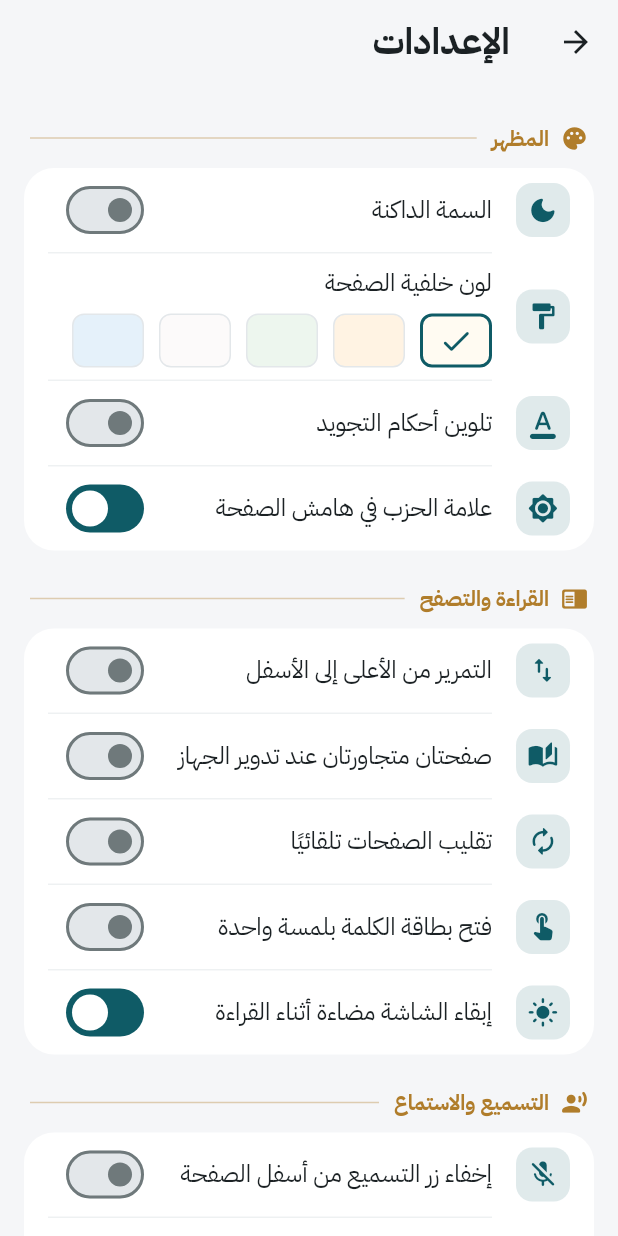
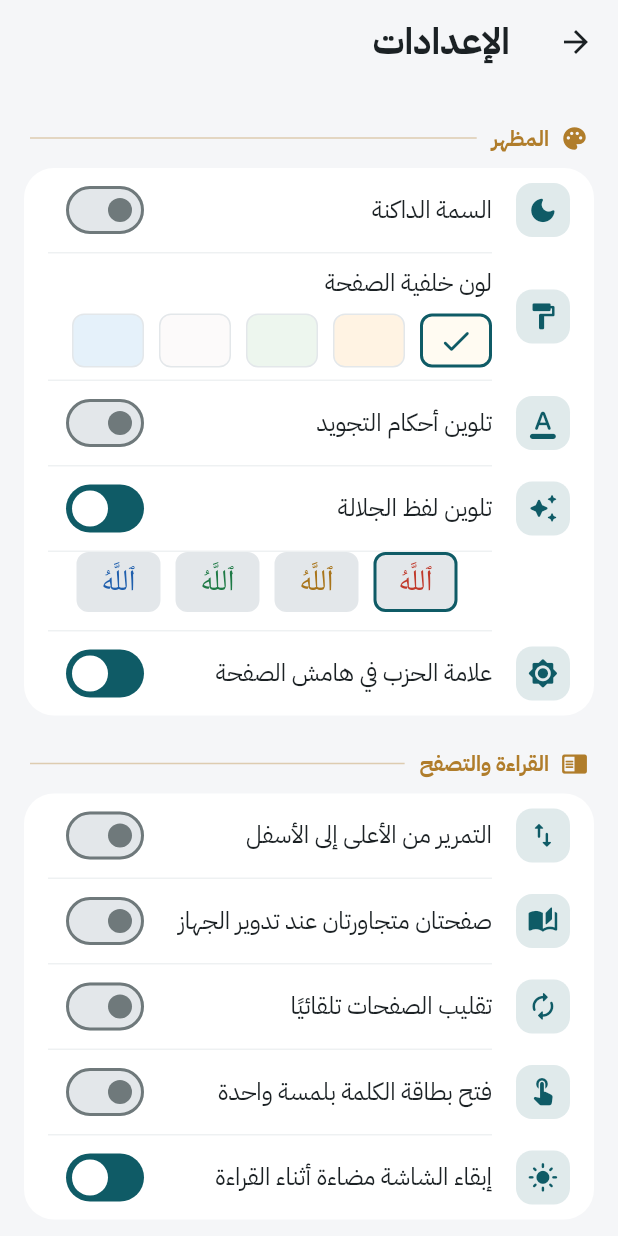
Before and after one commit to afhomsi/Quran, a Flutter app: the SettingsScreen screen opened directly, on a phone screen of 412 x 824 dp. Run offline on Flutter 3.47's test engine with Material 3 defaults, Android fonts, the phone set to English and light mode, and no system bars; our stand-ins replace flutter_riverpod, just_audio, pdf, share_plus, shared_preferences, speech_to_text and 1 more; accounts and stored records are empty; Roboto replaces fonts that are missing (Madina).

Commit message:
Colour the name of Allah in the mushaf
Lafz al-jalala (2699 times, and ٱللَّهُمَّ 5 times) is shown in its own
colour on the mushaf pages and in the basmala, over the tajweed colours,
in day and night mode. Settings get an on/off switch (on by default)
and a choice of red, gold, green or blue.

Co-Authored-By: Claude Opus 5.5 (1M context) <noreply@anthropic.com>
Claude-Session: https://claude.ai/code/session_01WFH42a78YH2GRFp7WfwBJR

```diff
--- a/lib/features/mushaf/mushaf_screen.dart
+++ b/lib/features/mushaf/mushaf_screen.dart
@@ -800,6 +800,9 @@ class _PageSlot extends ConsumerWidget {
     final tajweed = ref.watch(settingsProvider.select((s) => s.tajweedColors))
         ? ref.watch(tajweedProvider).value
         : null;
+    final jalala = ref.watch(
+      settingsProvider.select((s) => s.jalalaColors ? s.jalalaColor : null),
+    );
     final hizb = (rub - 1) ~/ 4 + 1;
     final surah = surahs[page.firstAyah.surah - 1];
     return LayoutBuilder(
@@ -886,6 +889,7 @@ class _PageSlot extends ConsumerWidget {
                   recitedWords: recitedWords,
                   showHizbMarks: showHizbMarks,
                   tajweed: tajweed,
+                  jalala: jalala,
                   onAyahTap: onAyahTap,
                   onAyahLongPress: onAyahLongPress,
                 ),
--- a/lib/features/settings/settings_screen.dart
+++ b/lib/features/settings/settings_screen.dart
@@ -6,6 +6,7 @@ import '../../audio/ayah_audio.dart';
 import '../../data/backup.dart';
 import '../../data/khatma.dart';
 import '../../data/marks.dart';
+import '../../data/mushaf_text.dart';
 import '../../data/recitation_history.dart';
 import '../../data/reading_state.dart';
 import '../../l10n/strings.dart';
@@ -53,6 +54,17 @@ class SettingsScreen extends ConsumerWidget {
                 value: settings.tajweedColors,
                 onChanged: (v) => update((s) => s.copyWith(tajweedColors: v)),
               ),
+              _Switch(
+                icon: Icons.auto_awesome_rounded,
+                title: t.jalala,
+                value: settings.jalalaColors,
+                onChanged: (v) => update((s) => s.copyWith(jalalaColors: v)),
+              ),
+              if (settings.jalalaColors)
+                _JalalaColorPicker(
+                  selected: settings.jalalaColor,
+                  onSelected: (c) => update((s) => s.copyWith(jalalaColor: c)),
+                ),
               _Switch(
                 icon: Icons.brightness_7_rounded,
                 title: t.showHizbMarks,
@@ -374,6 +386,66 @@ class _PageColorPicker extends StatelessWidget {
   }
 }
 
+/// The colours for the name of Allah, each shown on the word itself.
+class _JalalaColorPicker extends StatelessWidget {
+  const _JalalaColorPicker({required this.selected, required this.onSelected});
+
+  final JalalaColor selected;
+  final ValueChanged<JalalaColor> onSelected;
+
+  @override
+  Widget build(BuildContext context) {
+    final t = S.of(context);
+    final colors = Theme.of(context).colorScheme;
+    final dark = Theme.of(context).brightness == Brightness.dark;
+    return Padding(
+      padding: const EdgeInsetsDirectional.fromSTEB(72, 0, 16, 12),
+      child: Wrap(
+        spacing: 10,
+        runSpacing: 8,
+        children: [
+          for (final c in JalalaColor.values)
+            Semantics(
+              button: true,
+              selected: c == selected,
+              label: t.jalalaColorName(c),
+              child: InkWell(
+                key: ValueKey('jalala-color-${c.name}'),
+                borderRadius: BorderRadius.circular(8),
+                onTap: () => onSelected(c),
+                child: Container(
+                  width: 56,
+                  height: 40,
+                  alignment: Alignment.center,
+                  decoration: BoxDecoration(
+                    color: colors.surfaceContainerHighest,
+                    borderRadius: BorderRadius.circular(8),
+                    border: Border.all(
+                      color: c == selected
+                          ? colors.primary
+                          : colors.outlineVariant,
+                      width: c == selected ? 2 : 1,
+                    ),
+                  ),
+                  child: Text(
+                    mushafDisplayText('ٱللَّهُ'),
+                    textDirection: TextDirection.rtl,
+                    style: TextStyle(
+                      fontFamily: mushafFont,
+                      fontSize: 20,
+                      height: 1.2,
+                      color: c.color(dark),
+                    ),
+                  ),
+                ),
+              ),
+            ),
+        ],
+      ),
+    );
+  }
+}
+
 /// Copies the user's data as text, or restores it from pasted text.
 class BackupScreen extends ConsumerStatefulWidget {
   const BackupScreen({super.key});
--- a/lib/l10n/strings.dart
+++ b/lib/l10n/strings.dart
@@ -354,6 +354,18 @@ class S {
     'তাজবীদের রং',
     'تجوید کے رنگ',
   );
+  String get jalala => _(
+    'تلوين لفظ الجلالة',
+    'Colour the name of Allah',
+    'আল্লাহ নামটি রঙিন করুন',
+    'لفظِ جلالہ کو رنگین کریں',
+  );
+  String jalalaColorName(JalalaColor c) => switch (c) {
+    JalalaColor.red => _('أحمر', 'Red', 'লাল', 'سرخ'),
+    JalalaColor.gold => _('ذهبي', 'Gold', 'সোনালি', 'سنہری'),
+    JalalaColor.green => _('أخضر', 'Green', 'সবুজ', 'سبز'),
+    JalalaColor.blue => _('أزرق', 'Blue', 'নীল', 'نیلا'),
+  };
   String get tapOpensAyahMenu => _(
     'فتح بطاقة الكلمة بلمسة واحدة',
     'Open the word card with one tap',
--- a/lib/settings/app_settings.dart
+++ b/lib/settings/app_settings.dart
@@ -39,6 +39,21 @@ enum PageTheme {
   final Color color;
 }
 
+/// Colours for lafz al-jalala on a light and on a dark page.
+enum JalalaColor {
+  red(Color(0xFFC0392B), Color(0xFFFF7B72)),
+  gold(Color(0xFFA8741A), Color(0xFFE9B949)),
+  green(Color(0xFF1E7A46), Color(0xFF5FD08F)),
+  blue(Color(0xFF1F5FAD), Color(0xFF7DB3F5));
+
+  const JalalaColor(this.light, this.dark);
+
+  final Color light;
+  final Color dark;
+
+  Color color(bool darkPage) => darkPage ? dark : light;
+}
+
 /// Everything on the settings screen, saved as one JSON string.
 class AppSettings {
   const AppSettings({
@@ -57,6 +72,8 @@ class AppSettings {
     this.hideWhileListening = true,
     this.showHizbMarks = true,
     this.tajweedColors = false,
+    this.jalalaColors = true,
+    this.jalalaColor = JalalaColor.red,
   });
 
   final AppLanguage language;
@@ -92,6 +109,10 @@ class AppSettings {
   /// Color the letters of the mushaf by the rules of tajweed.
   final bool tajweedColors;
 
+  /// Show the name of Allah in the mushaf in [jalalaColor].
+  final bool jalalaColors;
+  final JalalaColor jalalaColor;
+
   AppSettings copyWith({
     AppLanguage? language,
     bool? nightMode,
@@ -108,6 +129,8 @@ class AppSettings {
     bool? hideWhileListening,
     bool? showHizbMarks,
     bool? tajweedColors,
+    bool? jalalaColors,
+    JalalaColor? jalalaColor,
   }) => AppSettings(
     language: language ?? this.language,
     nightMode: nightMode ?? this.nightMode,
@@ -124,6 +147,8 @@ class AppSettings {
     hideWhileListening: hideWhileListening ?? this.hideWhileListening,
     showHizbMarks: showHizbMarks ?? this.showHizbMarks,
     tajweedColors: tajweedColors ?? this.tajweedColors,
+    jalalaColors: jalalaColors ?? this.jalalaColors,
+    jalalaColor: jalalaColor ?? this.jalalaColor,
   );
 
   Map<String, Object> toJson() => {
@@ -142,6 +167,8 @@ class AppSettings {
     'hideWhileListening': hideWhileListening,
     'showHizbMarks': showHizbMarks,
     'tajweedColors': tajweedColors,
+    'jalalaColors': jalalaColors,
+    'jalalaColor': jalalaColor.name,
   };
 
   /// Reads what [toJson] wrote. Missing or unknown values keep their
@@ -177,6 +204,8 @@ class AppSettings {
       hideWhileListening: pick('hideWhileListening', d.hideWhileListening),
       showHizbMarks: pick('showHizbMarks', d.showHizbMarks),
       tajweedColors: pick('tajweedColors', d.tajweedColors),
+      jalalaColors: pick('jalalaColors', d.jalalaColors),
+      jalalaColor: pickEnum('jalalaColor', JalalaColor.values, d.jalalaColor),
     );
   }
 }
```
Also changed, not shown: lib/data/jalala.dart (added, +41 -0 lines), lib/features/mushaf/mushaf_page_view.dart (+36 -11 lines), 2 other files.
